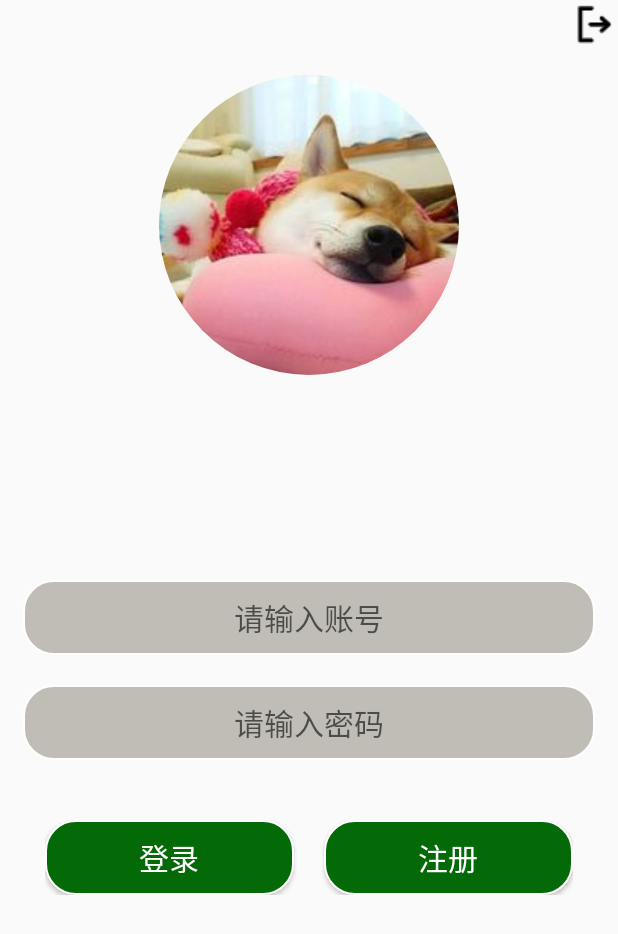
After one commit to TFStudy/HIM, an Android app: the layout activity_login.xml on its own in the app's theme, with its tools: preview values and no code run, on a phone screen of 412 x 824 dp. The commit adds this screen. Shown: the top 934 px of the screen. Run offline under Robolectric (Android 15) with nearby library versions, the phone set to English and light mode, and no system bars.

Commit message:
登录页面添加

```diff
--- a/app/build.gradle
+++ b/app/build.gradle
@@ -62,4 +62,5 @@ dependencies {
     api 'cn.rongcloud.sdk:call_kit:4.0.3.1' // 音视频通话能力 UI 组件
     api 'cn.rongcloud.sdk:call_lib:4.0.3.1' // 音视频呼叫信令
     implementation 'com.lzy.net:okgo:3.0.4'
+    implementation 'de.hdodenhof:circleimageview:3.1.0'
 }
--- a/app/src/main/AndroidManifest.xml
+++ b/app/src/main/AndroidManifest.xml
@@ -46,13 +46,14 @@
         android:theme="@style/AppTheme"
         android:usesCleartextTraffic="true"
         tools:targetApi="m">
-        <activity android:name=".ui.MainActivity">
+        <activity android:name=".ui.LoginActivity">
             <intent-filter>
                 <action android:name="android.intent.action.MAIN" />
 
                 <category android:name="android.intent.category.LAUNCHER" />
             </intent-filter>
         </activity>
+        <activity android:name=".ui.MainActivity"/>
 
         <uses-library
             android:name="org.apache.http.legacy"
--- /dev/null
+++ b/app/src/main/res/drawable/rounded_button.xml
@@ -0,0 +1,13 @@
+<?xml version="1.0" encoding="utf-8"?>
+<shape xmlns:android="http://schemas.android.com/apk/res/android">
+    <solid android:color="#036A07" />
+    <stroke
+        android:width="1dip"
+        android:color="#fefefe" />
+    <corners android:radius="20dp" />
+    <padding
+        android:bottom="10dp"
+        android:left="10dp"
+        android:right="10dp"
+        android:top="10dp" />
+</shape>
--- /dev/null
+++ b/app/src/main/res/drawable/rounded_edit.xml
@@ -0,0 +1,13 @@
+<?xml version="1.0" encoding="utf-8"?>
+<shape xmlns:android="http://schemas.android.com/apk/res/android">
+    <solid android:color="#80858175" />
+    <stroke
+        android:width="1dip"
+        android:color="#fefefe" />
+    <corners android:radius="20dp" />
+    <padding
+        android:bottom="10dp"
+        android:left="10dp"
+        android:right="10dp"
+        android:top="10dp" />
+</shape>
--- /dev/null
+++ b/app/src/main/res/layout/activity_login.xml
@@ -0,0 +1,83 @@
+<?xml version="1.0" encoding="utf-8"?>
+<RelativeLayout xmlns:android="http://schemas.android.com/apk/res/android"
+    xmlns:app="http://schemas.android.com/apk/res-auto"
+    xmlns:tools="http://schemas.android.com/tools"
+    android:layout_width="match_parent"
+    android:layout_height="match_parent"
+    tools:context=".ui.LoginActivity">
+
+    <ImageView
+        android:layout_alignParentEnd="true"
+        android:id="@+id/ootLogin"
+        android:layout_width="wrap_content"
+        android:layout_height="wrap_content"
+        android:src="@drawable/outlogin" />
+
+    <de.hdodenhof.circleimageview.CircleImageView
+        android:id="@+id/profile_image"
+        android:layout_width="wrap_content"
+        android:layout_height="wrap_content"
+        android:layout_centerHorizontal="true"
+        android:layout_marginTop="50dp"
+        android:src="@drawable/receive" />
+
+    <EditText
+        android:id="@+id/account_input"
+        android:layout_width="match_parent"
+        android:layout_height="wrap_content"
+        android:layout_centerVertical="true"
+        android:layout_marginLeft="15dp"
+        android:layout_marginRight="15dp"
+        android:background="@drawable/rounded_edit"
+        android:gravity="center"
+        android:hint="@string/tip_account"
+        android:textSize="20sp" />
+
+    <EditText
+        android:id="@+id/password_input"
+        android:layout_width="match_parent"
+        android:layout_height="wrap_content"
+        android:layout_below="@id/account_input"
+        android:layout_marginLeft="15dp"
+        android:layout_marginTop="20dp"
+        android:layout_marginRight="15dp"
+        android:background="@drawable/rounded_edit"
+        android:gravity="center"
+        android:hint="@string/tip_password"
+        android:inputType="textPassword"
+        android:textSize="20sp" />
+
+    <LinearLayout
+        android:layout_width="match_parent"
+        android:layout_height="wrap_content"
+        android:layout_below="@id/password_input"
+        android:layout_centerHorizontal="true"
+        android:layout_marginStart="30dp"
+        android:layout_marginTop="40dp"
+        android:layout_marginEnd="30dp"
+        android:orientation="horizontal">
+
+        <Button
+            android:id="@+id/btn_login"
+            android:layout_width="0dp"
+            android:layout_height="wrap_content"
+            android:layout_weight="1"
+            android:background="@drawable/rounded_button"
+            android:text="@string/signIn"
+            android:textColor="@color/white"
+            android:textSize="20sp" />
+
+        <Button
+            android:id="@+id/btn_register"
+            android:layout_width="0dp"
+            android:layout_height="wrap_content"
+            android:layout_marginStart="20dp"
+            android:layout_weight="1"
+            android:background="@drawable/rounded_button"
+            android:text="@string/signUp"
+            android:textColor="@color/white"
+            android:textSize="20sp" />
+
+    </LinearLayout>
+
+</RelativeLayout>
--- a/app/src/main/res/values/colors.xml
+++ b/app/src/main/res/values/colors.xml
@@ -3,4 +3,6 @@
     <color name="colorPrimary">#6200EE</color>
     <color name="colorPrimaryDark">#3700B3</color>
     <color name="colorAccent">#03DAC5</color>
+    <color name="seagreen">#054908</color>
+    <color name="white">#FFFFFF</color>
 </resources>
--- a/app/src/main/res/values/strings.xml
+++ b/app/src/main/res/values/strings.xml
@@ -4,4 +4,9 @@
     <string name="send_video">发送语音</string>
     <string name="send_audio">语音通话</string>
     <string name="call_video">视频通话</string>
+    <string name="tip_account">请输入账号</string>
+    <string name="tip_password">请输入密码</string>
+    <string name="signIn">登录</string>
+    <string name="signUp">注册</string>
+    <string name="input_name">请输入接收端</string>
 </resources>
```
Also changed, not shown: app/src/main/java/com/ztf/him/adapter/MainAdapter.java (+4 -4 lines), app/src/main/java/com/ztf/him/cmmon/Player.java (+6 -28 lines), app/src/main/java/com/ztf/him/ui/LoginActivity.java (added, +266 -0 lines), app/src/main/java/com/ztf/him/ui/MainActivity.java (+34 -172 lines), app/src/main/res/layout/activity_main.xml (+12 -0 lines), app/src/main/res/drawable/outlogin.png (added).
